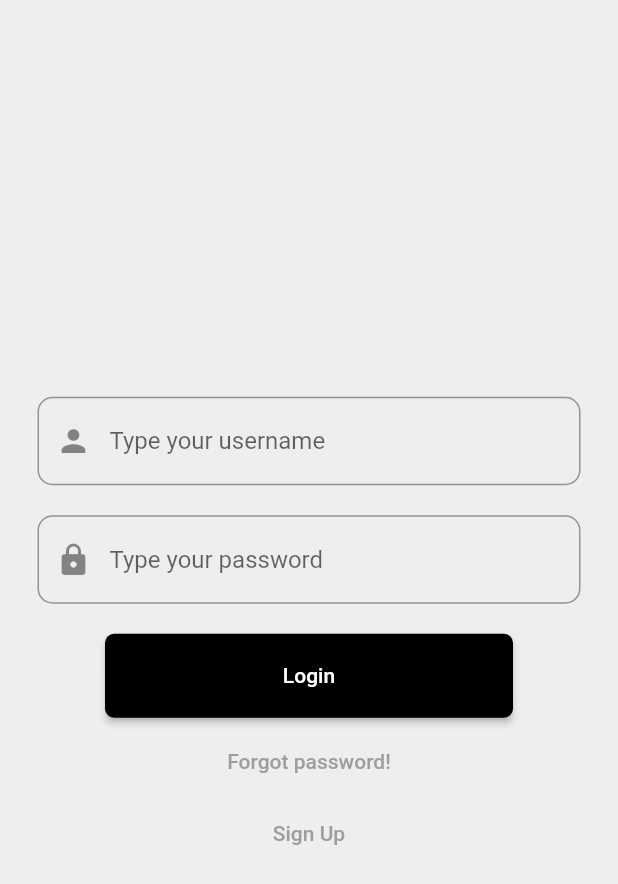
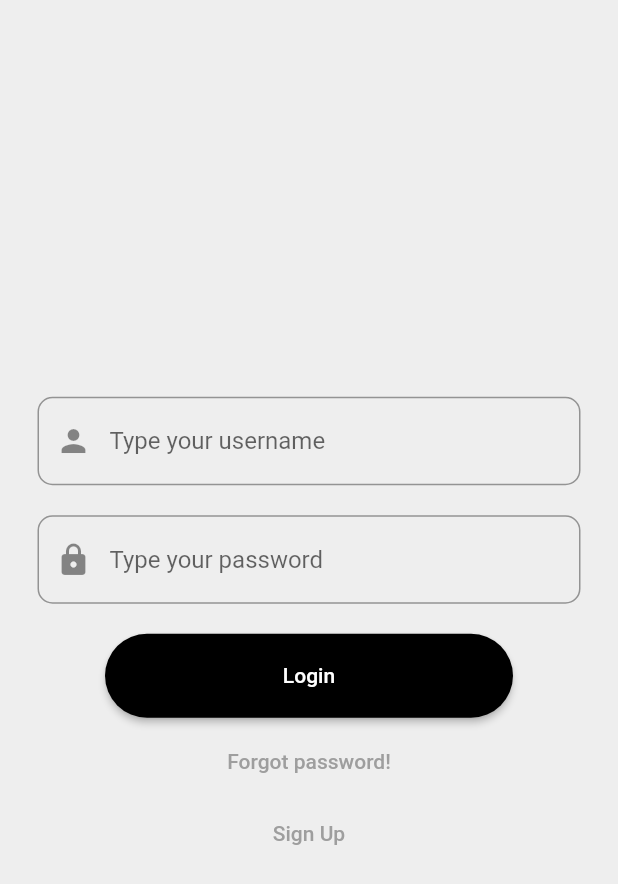
Before and after one commit to Tercilio/fake-news-flutter, a Flutter app: the screen it shows after launch, on a phone screen of 412 x 824 dp. Shown: the top 884 px of the screen. Run offline on Flutter 3.47's test engine with Material 2 defaults, Android fonts, the phone set to English and light mode, and no system bars; our stand-ins replace dio, flutter_mobx, flutter_modular, localization, mask_text_input_formatter, mobx; generated files the repository leaves out were written again; project files that could hold a hidden picture were left out.

Commit message:
Estilização da pśgina de login

```diff
--- a/lib/src/features/auth/presentation/view/page/login_page.dart
+++ b/lib/src/features/auth/presentation/view/page/login_page.dart
@@ -78,7 +78,7 @@ class _LoginPageState extends ModularState<LoginPage, LoginViewModel> {
             backgroundColor: MaterialStateProperty.all<Color>(Colors.black),
             shape: MaterialStateProperty.all<RoundedRectangleBorder>(
               RoundedRectangleBorder(
-                borderRadius: BorderRadius.circular(6),
+                borderRadius: BorderRadius.circular(40),
               ),
             ),
           ),
```
